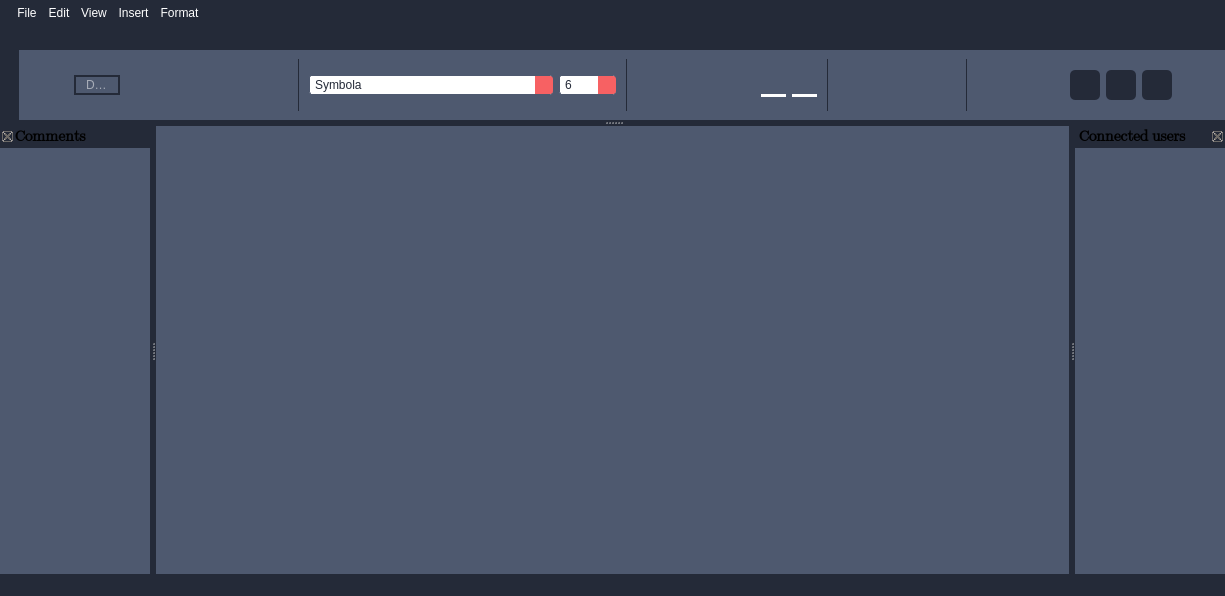
Before: the Qt Designer form src/client/gui/ui/texteditor.ui in aleoli/Shared-Editor, drawn with Qt 5.
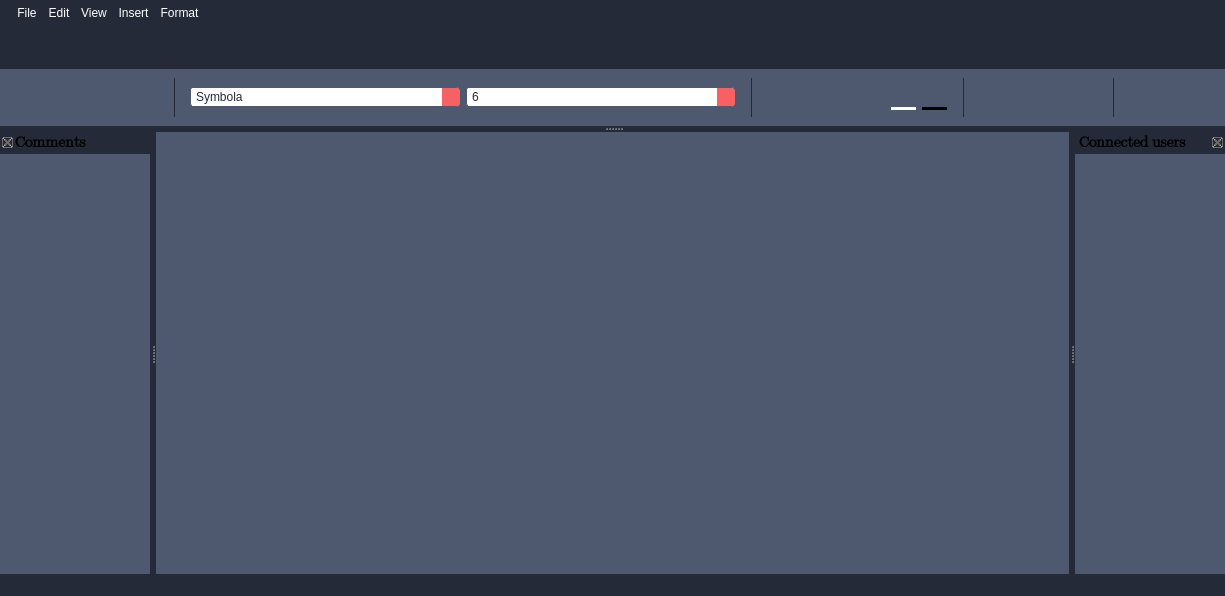
After: the same form once the commit is applied. Icons and pictures are not drawn.

Commit message: ripulito texteditor, modificato Options e Home, creato Dialog_info

What changed in the file:
```diff
--- a/src/client/gui/ui/texteditor.ui
+++ b/src/client/gui/ui/texteditor.ui
@@ -511,7 +511,7 @@
    <property name="minimumSize">
     <size>
      <width>1225</width>
-     <height>70</height>
+     <height>76</height>
     </size>
    </property>
    <property name="maximumSize">
@@ -530,7 +530,7 @@
     <bool>false</bool>
    </property>
    <property name="features">
-    <set>QDockWidget::DockWidgetVerticalTitleBar</set>
+    <set>QDockWidget::NoDockWidgetFeatures</set>
    </property>
    <property name="allowedAreas">
     <set>Qt::NoDockWidgetArea</set>
@@ -543,128 +543,6 @@
      <string notr="true">background-color: #4E596F;</string>
     </property>
     <layout class="QHBoxLayout" name="horizontalLayout">
-     <item>
-      <widget class="QPushButton" name="btn_home">
-       <property name="minimumSize">
-        <size>
-         <width>0</width>
-         <height>50</height>
-        </size>
-       </property>
-       <property name="maximumSize">
-        <size>
-         <width>40</width>
-         <height>50</height>
-        </size>
-       </property>
-       <property name="toolTip">
-        <string>back to DocsBrowser</string>
-       </property>
-       <property name="styleSheet">
-        <string notr="true">QPushButton:focus {
-   border: none;
-   outline: none;
-}
-
-QPushButton {
-	
-	border-image: url(:/res/text-editor/home1.png) 0 0 0 0 stretch stretch;
-	margin-left: 1px;
-	margin-bottom: 2px;
-	padding-left: 15px;
-	padding-top: 20px;
-    border-width: 0px;
-    border-radius: 3px;
-    border-color: #242A38;
-}
-
-QPushButton:hover {
-	border-image: url(:/res/text-editor/home1_on.png) 0 0 0 0 stretch stretch;
-	padding-left: 15px;
-	padding-top: 20px;
-    border-width: 0px;
-    border-radius: 3px;
-    border-color: #242A38;
-}
-
-QPushButton:pressed {
-	margin: 1px 1px -1px -1px;
-	padding-left: 15px;
-	padding-top: 20px;
-    border-width: 0px;
-    border-radius: 3px;
-    border-color: #242A38;
-}
-
-QToolTip{
-	background: none;
-	margin-left: 0px;
-	margin-right: 0px;
-}</string>
-       </property>
-       <property name="text">
-        <string/>
-       </property>
-       <property name="iconSize">
-        <size>
-         <width>50</width>
-         <height>31</height>
-        </size>
-       </property>
-      </widget>
-     </item>
-     <item>
-      <widget class="QLineEdit" name="ledit_rename">
-       <property name="maximumSize">
-        <size>
-         <width>71</width>
-         <height>16777215</height>
-        </size>
-       </property>
-       <property name="styleSheet">
-        <string notr="true">QLineEdit {
-    border: 2px solid #242A38;
-    border-radius: 15px;
-    padding: 0 8px;
-    background: #4E596F;
-    selection-background-color: #F65964;
-	color: white;
-}</string>
-       </property>
-       <property name="frame">
-        <bool>true</bool>
-       </property>
-       <property name="placeholderText">
-        <string>Doc name</string>
-       </property>
-      </widget>
-     </item>
-     <item>
-      <widget class="QLabel" name="label_rename">
-       <property name="maximumSize">
-        <size>
-         <width>30</width>
-         <height>20</height>
-        </size>
-       </property>
-       <property name="toolTip">
-        <string>rename</string>
-       </property>
-       <property name="styleSheet">
-        <string notr="true">QToolTip{
-	background: none;
-	margin-left: 0px;
-	margin-right: 0px;
-}</string>
-       </property>
-       <property name="text">
-        <string/>
-       </property>
-       <property name="pixmap">
-        <pixmap resource="resources/res.qrc">:/res/text-editor/rename1.png</pixmap>
-       </property>
-      </widget>
-     </item>
      <item>
       <widget class="QPushButton" name="btn_undo">
        <property name="maximumSize">
@@ -1780,7 +1658,7 @@
 	background: #4E596F;
 	border-width: 0px 0px 3px 0px;
 	border-style: none none solid none;
-	border-color: #000 #000 #fff #000;
+	border-color: #000 #000 #000 #000;
 	border-top-left-radius: 3px;
 	border-top-right-radius: 3px;
 }
@@ -2463,223 +2341,6 @@
        </property>
       </widget>
      </item>
-     <item>
-      <widget class="QPushButton" name="btn_comments">
-       <property name="maximumSize">
-        <size>
-         <width>30</width>
-         <height>30</height>
-        </size>
-       </property>
-       <property name="toolTip">
-        <string>show comments</string>
-       </property>
-       <property name="styleSheet">
-        <string notr="true">QPushButton:focus {
-   border: none;
-   outline: none;
-}
-
-QPushButton {
-	background: #242A38;
-    border-width: 0px;
-    border-radius: 5px;
-    border-color: #f76163;
-}
-
-QPushButton:hover {
-background: #4E596F;
-}
-
-QPushButton:pressed {
-background: #f76163;
-}
-
-QToolTip{
-	background: none;
-	margin-left: 0px;
-	margin-right: 0px;
-}</string>
-       </property>
-       <property name="text">
-        <string/>
-       </property>
-       <property name="icon">
-        <iconset resource="resources/res.qrc">
-         <normaloff>:/res/text-editor/comments.png</normaloff>:/res/text-editor/comments.png</iconset>
-       </property>
-       <property name="iconSize">
-        <size>
-         <width>30</width>
-         <height>30</height>
-        </size>
-       </property>
-      </widget>
-     </item>
-     <item>
-      <widget class="QPushButton" name="btn_share">
-       <property name="maximumSize">
-        <size>
-         <width>30</width>
-         <height>30</height>
-        </size>
-       </property>
-       <property name="toolTip">
-        <string>share</string>
-       </property>
-       <property name="styleSheet">
-        <string notr="true">QPushButton:focus {
-   border: none;
-   outline: none;
-}
-
-QPushButton {
-	background: #242A38;
-    border-width: 0px;
-    border-radius: 5px;
-    border-color: #f76163;
-}
-
-QPushButton:hover {
-background: #4E596F;
-}
-
-QPushButton:pressed {
-background: #f76163;
-}
-
-QToolTip{
-	background: none;
-	margin-left: 0px;
-	margin-right: 0px;
-}</string>
-       </property>
-       <property name="text">
-        <string/>
-       </property>
-       <property name="icon">
-        <iconset resource="resources/res.qrc">
-         <normaloff>:/res/text-editor/share.png</normaloff>:/res/text-editor/share.png</iconset>
-       </property>
-       <property name="iconSize">
-        <size>
-         <width>30</width>
-         <height>30</height>
-        </size>
-       </property>
-      </widget>
-     </item>
-     <item>
-      <widget class="QPushButton" name="btn_connected">
-       <property name="maximumSize">
-        <size>
-         <width>30</width>
-         <height>30</height>
-        </size>
-       </property>
-       <property name="toolTip">
-        <string>show connected users</string>
-       </property>
-       <property name="styleSheet">
-        <string notr="true">QPushButton:focus {
-   border: none;
-   outline: none;
-}
-
-QPushButton {
-	background: #242A38;
-    border-width: 0px;
-    border-radius: 5px;
-    border-color: #f76163;
-}
-
-QPushButton:hover {
-background: #4E596F;
-}
-
-QPushButton:pressed {
-background: #f76163;
-}
-
-QToolTip{
-	background: none;
-	margin-left: 0px;
-	margin-right: 0px;
-}</string>
-       </property>
-       <property name="text">
-        <string/>
-       </property>
-       <property name="icon">
-        <iconset resource="resources/res.qrc">
-         <normaloff>:/res/text-editor/connected.png</normaloff>:/res/text-editor/connected.png</iconset>
-       </property>
-       <property name="iconSize">
-        <size>
-         <width>30</width>
-         <height>30</height>
-        </size>
-       </property>
-      </widget>
-     </item>
-     <item>
-      <widget class="QPushButton" name="btn_logout">
-       <property name="minimumSize">
-        <size>
-         <width>38</width>
-         <height>38</height>
-        </size>
-       </property>
-       <property name="maximumSize">
-        <size>
-         <width>38</width>
-         <height>38</height>
-        </size>
-       </property>
-       <property name="toolTip">
-        <string>logout or edit account</string>
-       </property>
-       <property name="styleSheet">
-        <string notr="true">QPushButton {
-background: #4e596f;
-border: 0px solid #242a38;
-border-radius: 19px;
-}
-
-QPushButton:hover{
-padding: -1px 1px 1px -1px;
-}
-
-QPushButton:pressed {
-padding: 1px -1px -1px 1px;
-}
-
-QPushButton:focus {
-   border: none;
-   outline: none;
-}
-
-QToolTip{
-	background: none;
-	margin-left: 0px;
-	margin-right: 0px;
-}</string>
-       </property>
-       <property name="text">
-        <string/>
-       </property>
-       <property name="icon">
-        <iconset resource="resources/res.qrc">
-         <normaloff>:/res/account.png</normaloff>:/res/account.png</iconset>
-       </property>
-       <property name="iconSize">
-        <size>
-         <width>24</width>
-         <height>26</height>
-        </size>
-       </property>
-      </widget>
-     </item>
     </layout>
    </widget>
   </widget>
```
The commit also changes 3 other files.
